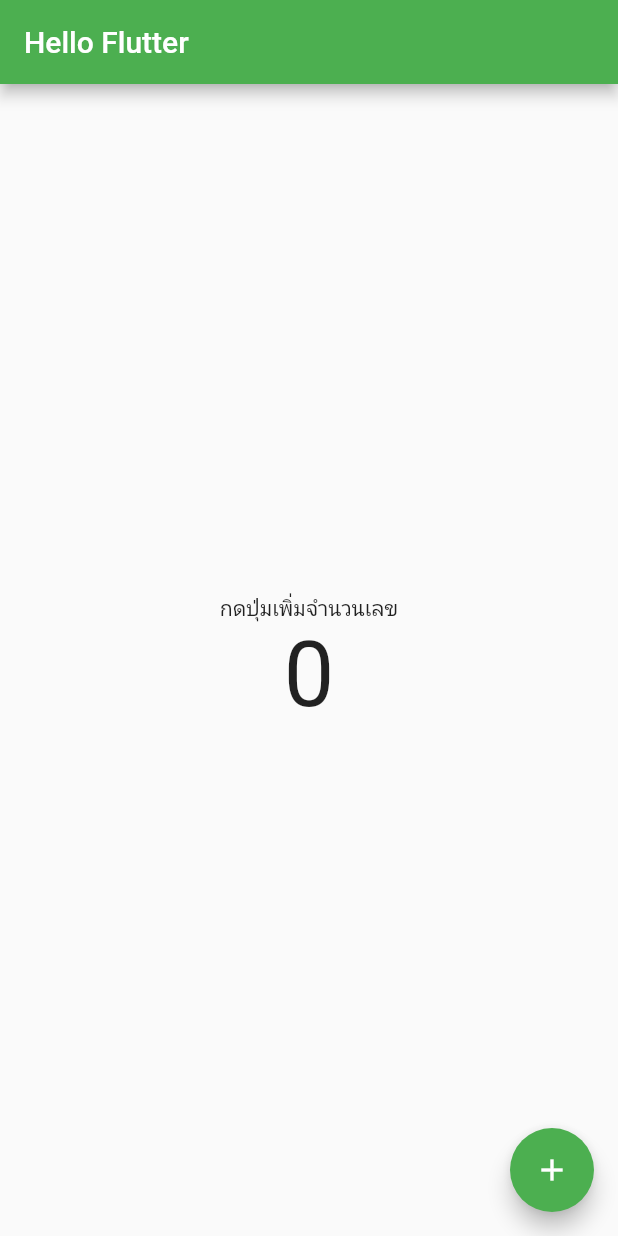
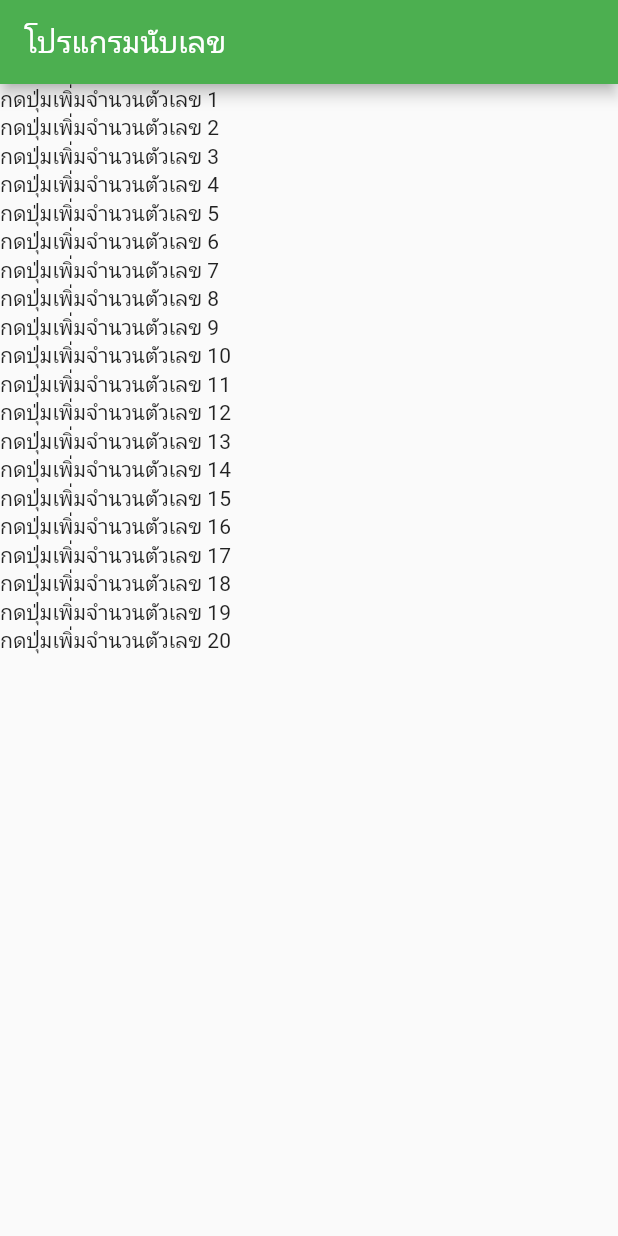
Before and after one commit to Ammarit2545/Flutter_Tutorial, a Flutter app: the screen it shows after launch, on a phone screen of 412 x 824 dp. Run offline on Flutter 3.47's test engine with Material 2 defaults, Android fonts, the phone set to English and light mode, and no system bars.

Commit message:
16th commit

```diff
--- a/lib/main.dart
+++ b/lib/main.dart
@@ -30,28 +30,29 @@ class _MyHomePageState extends State<MyHomePage> {
 
   @override
   Widget build(BuildContext context) {
+    /*List<Widget> data = [];
+    for (var i = 0; i < 10; i++) {
+      data.add(Text("กดปุ่มเพิ่มจำนวนตัวเลข $i"));
+    }*/
+
     return Scaffold(
       appBar: AppBar(
         //ส่วนหัวแอป
-        title: Text("Hello Flutter "),
+        title: Text("โปรแกรมนับเลข"),
       ),
       body: Center(
-        child: Column(
-          mainAxisAlignment: MainAxisAlignment.center,
-          children: [
-            Text("กดปุ่มเพิ่มจำนวนเลข"),
-            Text("$number", style: TextStyle(fontSize: 60))
-          ],
+        child: ListView(
+          children: getData(20),
         ),
-      ),
-      floatingActionButton: FloatingActionButton(
-        onPressed: () {
-          setState(() {
-            number++;
-          });
-        },
-        child: Icon(Icons.add),
       ),
     );
   }
+
+  List<Widget> getData(int count) {
+    List<Widget> data = [];
+    for (var i = 0; i < count; i++) {
+      data.add(Text("กดปุ่มเพิ่มจำนวนตัวเลข ${i + 1}"));
+    }
+    return data;
+  }
 }
```
